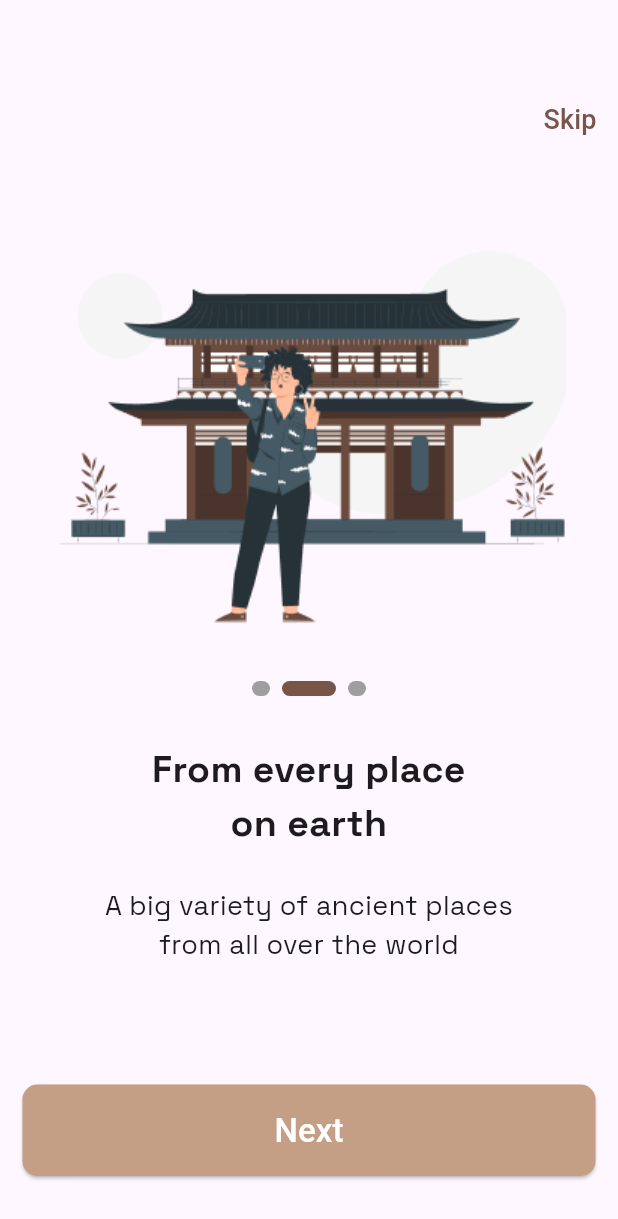
After one commit to ZiadSala7/Dalel_App, a Flutter app: the screen it shows after launch, swiped to page 2, on a phone screen of 412 x 824 dp. The commit adds this screen. Shown: the top 1219 px of the screen. Run offline on Flutter 3.47's test engine with Material 3 defaults, Android fonts, the phone set to English and light mode, and no system bars; drawn by our look-alikes of smooth_page_indicator; our stand-ins replace animate_do, go_router.

Commit message:
onboarding screens have been completed

```diff
--- a/lib/core/utils/app_styles.dart
+++ b/lib/core/utils/app_styles.dart
@@ -16,4 +16,7 @@ class AppStyles {
   static const TextStyle textStyle18 = TextStyle(
     fontSize: 18,
   );
+  static const TextStyle textStyle16 = TextStyle(
+    fontSize: 16,
+  );
 }
--- a/lib/core/widgets/custom_button.dart
+++ b/lib/core/widgets/custom_button.dart
@@ -5,6 +5,7 @@ import 'package:flutter/material.dart';
 class CustomButton extends StatelessWidget {
   final String txt;
   final Function() onPressed;
+
   const CustomButton({
     super.key,
     required this.txt,
--- /dev/null
+++ b/lib/features/onboarding/data/models/onboarding_model.dart
@@ -0,0 +1,36 @@
+import 'package:dalel_app/core/utils/app_images.dart';
+
+class OnboardingModel {
+  final String image;
+  final String mainText;
+  final String subText;
+  final bool isLast;
+
+  OnboardingModel({
+    required this.image,
+    required this.mainText,
+    required this.subText,
+    this.isLast = false,
+  });
+}
+
+List<OnboardingModel> onboarding = [
+  OnboardingModel(
+    image: AppImages.onboarding1,
+    mainText: 'Explore The history with \nDalel in a smart way',
+    subText:
+        'Using our app’s history libraries \nyou can find many historical periods ',
+  ),
+  OnboardingModel(
+    image: AppImages.onboarding2,
+    mainText: 'From every place \non earth',
+    subText: 'A big variety of ancient places \nfrom all over the world',
+  ),
+  OnboardingModel(
+    image: AppImages.onboarding3,
+    mainText: 'Using modern AI technology \nfor better user experience',
+    subText:
+        'AI provide recommendations and helps \nyou to continue the search journey',
+    isLast: true,
+  ),
+];
--- /dev/null
+++ b/lib/features/onboarding/presentation/views/custom_onboarding_screen.dart
@@ -0,0 +1,21 @@
+import 'package:dalel_app/features/onboarding/data/models/onboarding_model.dart';
+import 'package:dalel_app/features/onboarding/presentation/views/widgets/custom_onboarding_screen_body.dart';
+import 'package:flutter/material.dart';
+
+class CustomOnboardingScreen extends StatelessWidget {
+  final OnboardingModel onboardingModel;
+  const CustomOnboardingScreen({
+    super.key,
+    required this.onboardingModel,
+  });
+
+  @override
+  Widget build(BuildContext context) {
+    return Scaffold(
+      appBar: AppBar(),
+      body: CustomOnboardingScreenBody(
+        onboardingModel: onboardingModel,
+      ),
+    );
+  }
+}
--- /dev/null
+++ b/lib/features/onboarding/presentation/views/widgets/custom_onboarding_screen_body.dart
@@ -0,0 +1,91 @@
+import 'package:dalel_app/constants.dart';
+import 'package:dalel_app/core/utils/app_styles.dart';
+import 'package:dalel_app/core/widgets/custom_button.dart';
+import 'package:dalel_app/features/onboarding/data/models/onboarding_model.dart';
+import 'package:dalel_app/features/onboarding/presentation/views/widgets/custom_skip_text_button.dart';
+import 'package:dalel_app/features/onboarding/presentation/views/widgets/custom_smooth_page_indicator.dart';
+import 'package:dalel_app/features/onboarding/presentation/views/widgets/onboarding_view_body.dart';
+import 'package:flutter/material.dart';
+
+class CustomOnboardingScreenBody extends StatelessWidget {
+  final OnboardingModel onboardingModel;
+  const CustomOnboardingScreenBody({super.key, required this.onboardingModel});
+
+  @override
+  Widget build(BuildContext context) {
+    return Column(
+      crossAxisAlignment: CrossAxisAlignment.stretch,
+      children: [
+        Expanded(
+          child: Column(
+            children: [
+              SizedBox(
+                child: onboardingModel.isLast
+                    ? null
+                    : const CustomSkipTextButton(),
+              ),
+              SizedBox(
+                height: onboardingModel.isLast ? 80 : 30,
+              ),
+              Image.asset(onboardingModel.image),
+              const SizedBox(
+                height: 30,
+              ),
+              const CustomSmoothPageIndicator(),
+              const SizedBox(
+                height: 30,
+              ),
+              Text(
+                onboardingModel.mainText,
+                textAlign: TextAlign.center,
+                style: AppStyles.textStyle25.copyWith(
+                  fontFamily: dalelBold,
+                ),
+              ),
+              const SizedBox(
+                height: 25,
+              ),
+              Text(
+                onboardingModel.subText,
+                textAlign: TextAlign.center,
+                style: AppStyles.textStyle18.copyWith(
+                  fontFamily: dalelReg,
+                ),
+              ),
+            ],
+          ),
+        ),
+        CustomButton(
+          txt: onboardingModel.isLast ? 'Create Account' : 'Next',
+          onPressed: () {
+            !onboardingModel.isLast
+                ? controller.nextPage(
+                    duration: const Duration(seconds: 1),
+                    curve: Curves.linearToEaseOut,
+                  )
+                : null;
+          },
+        ),
+        Padding(
+          padding: const EdgeInsets.symmetric(horizontal: 80),
+          child: onboardingModel.isLast
+              ? TextButton(
+                  onPressed: () {},
+                  child: Text(
+                    "Login Now",
+                    style: AppStyles.textStyle16.copyWith(
+                      color: brownColor,
+                      decoration: TextDecoration.underline,
+                      decorationColor: brownColor,
+                    ),
+                  ),
+                )
+              : null,
+        ),
+        SizedBox(
+          height: onboardingModel.isLast ? 10 : 40,
+        ),
+      ],
+    );
+  }
+}
--- a/lib/features/onboarding/presentation/views/widgets/custom_skip_text_button.dart
+++ b/lib/features/onboarding/presentation/views/widgets/custom_skip_text_button.dart
@@ -1,4 +1,5 @@
 import 'package:dalel_app/core/utils/app_styles.dart';
+import 'package:dalel_app/features/onboarding/presentation/views/widgets/onboarding_view_body.dart';
 import 'package:flutter/material.dart';
 
 class CustomSkipTextButton extends StatelessWidget {
@@ -11,7 +12,9 @@ class CustomSkipTextButton extends StatelessWidget {
     return Align(
       alignment: Alignment.topRight,
       child: TextButton(
-        onPressed: () {},
+        onPressed: () {
+          controller.jumpToPage(3);
+        },
         child: Text(
           'Skip',
           style: AppStyles.textStyle18.copyWith(
--- a/lib/features/onboarding/presentation/views/widgets/onboarding_view_body.dart
+++ b/lib/features/onboarding/presentation/views/widgets/onboarding_view_body.dart
@@ -1,5 +1,5 @@
-import 'package:dalel_app/features/onboarding/presentation/views/second_onboarding_screen.dart';
-import 'package:dalel_app/features/onboarding/presentation/views/first_onboarding_screen.dart';
+import 'package:dalel_app/features/onboarding/data/models/onboarding_model.dart';
+import 'package:dalel_app/features/onboarding/presentation/views/custom_onboarding_screen.dart';
 import 'package:flutter/material.dart';
 
 final controller = PageController();
@@ -11,19 +11,17 @@ class OnboardingViewBody extends StatelessWidget {
   Widget build(BuildContext context) {
     return PageView(
       controller: controller,
-      children: const [
-        FirstOnboardingScreen(),
-        SecondOnboardingScreen(),
+      children: [
+        CustomOnboardingScreen(
+          onboardingModel: onboarding[0],
+        ),
+        CustomOnboardingScreen(
+          onboardingModel: onboarding[1],
+        ),
+        CustomOnboardingScreen(
+          onboardingModel: onboarding[2],
+        ),
       ],
     );
   }
 }
-
-class ThiirdOnboarding extends StatelessWidget {
-  const ThiirdOnboarding({super.key});
-
-  @override
-  Widget build(BuildContext context) {
-    return const Placeholder();
-  }
-}
```
Also changed, not shown: lib/features/onboarding/presentation/views/first_onboarding_screen.dart (deleted, +0 -14 lines), lib/features/onboarding/presentation/views/second_onboarding_screen.dart (deleted, +0 -14 lines), lib/features/onboarding/presentation/views/widgets/first_onboarding_screen_body.dart (deleted, +0 -64 lines), lib/features/onboarding/presentation/views/widgets/second_onboarding_screen_body.dart (deleted, +0 -64 lines).
